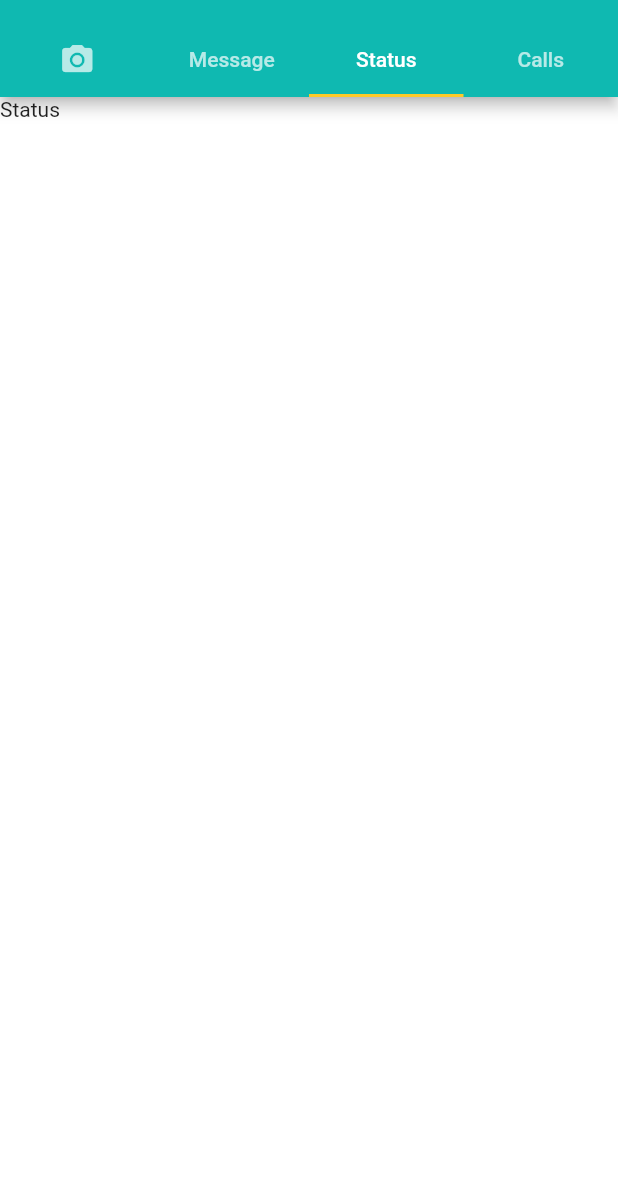
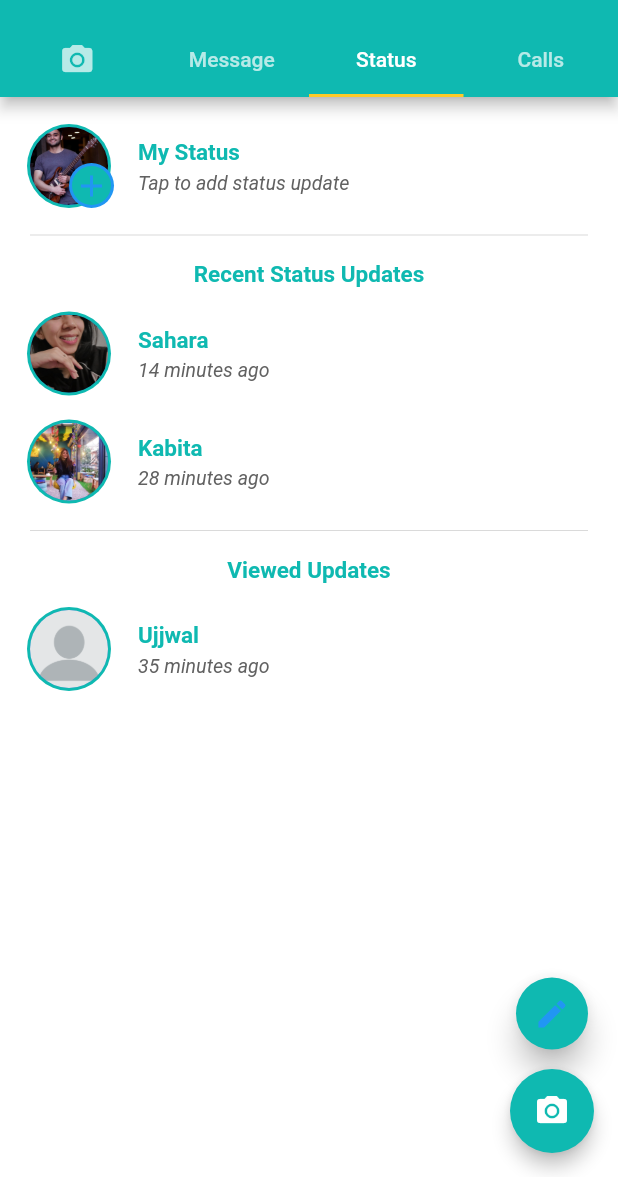
Before and after one commit to Prashanna1992/connect_app, a Flutter app: the HomeScreen screen opened directly with empty values, tab 3 chosen, on a phone screen of 412 x 824 dp, the part 59-1236 px from its top. Run offline on Flutter 3.47's test engine with Material 2 defaults, Android fonts, the phone set to English and light mode, and no system bars; our stand-ins replace camera, flutter_svg, socket_io_client, timeago, video_player; Roboto replaces fonts that are missing (Raleway).

```diff
--- /dev/null
+++ b/lib/CustomUI/StatusPage/ContactStatus.dart
@@ -0,0 +1,40 @@
+import 'package:flutter/material.dart';
+
+class ContactStatus extends StatelessWidget {
+  const ContactStatus(
+      {Key? key, required this.name, required this.updatedAt, this.image})
+      : super(key: key);
+  final String name;
+  final String updatedAt;
+  final String? image;
+
+  @override
+  Widget build(BuildContext context) {
+    return ListTile(
+      leading: CircleAvatar(
+        radius: 30,
+        backgroundColor: Theme.of(context).colorScheme.primary,
+        child: CircleAvatar(
+          radius: 26,
+          backgroundImage: image != null
+              ? AssetImage(image!)
+              : AssetImage("assets/nopic.png"),
+        ),
+      ),
+      title: Text(
+        name,
+        style: TextStyle(
+            fontSize: 15,
+            fontWeight: FontWeight.bold,
+            color: Theme.of(context).colorScheme.primary),
+      ),
+      subtitle: Text(
+        updatedAt,
+        style: TextStyle(
+            fontSize: 13,
+            color: Colors.grey.shade700,
+            fontStyle: FontStyle.italic),
+      ),
+    );
+  }
+}
--- /dev/null
+++ b/lib/CustomUI/StatusPage/HeadMyStatus.dart
@@ -0,0 +1,53 @@
+import 'package:flutter/cupertino.dart';
+import 'package:flutter/material.dart';
+
+class HeadMyStatus extends StatelessWidget {
+  const HeadMyStatus({Key? key}) : super(key: key);
+
+  @override
+  Widget build(BuildContext context) {
+    return ListTile(
+      title: Text(
+        "My Status",
+        style: TextStyle(
+            fontSize: 15,
+            fontWeight: FontWeight.bold,
+            color: Theme.of(context).colorScheme.primary),
+      ),
+      subtitle: Text(
+        "Tap to add status update",
+        style: TextStyle(
+            fontSize: 13,
+            color: Colors.grey.shade700,
+            fontStyle: FontStyle.italic),
+      ),
+      leading: Stack(
+        children: [
+          CircleAvatar(
+            radius: 30,
+            backgroundColor: Theme.of(context).colorScheme.primary,
+            child: const CircleAvatar(
+              radius: 26,
+              backgroundImage: AssetImage("assets/me.jpg"),
+            ),
+          ),
+          Positioned(
+            bottom: 0,
+            right: 0,
+            child: CircleAvatar(
+                backgroundColor: Theme.of(context).colorScheme.primaryVariant,
+                radius: 15,
+                child: CircleAvatar(
+                  backgroundColor: Theme.of(context).colorScheme.primary,
+                  radius: 13,
+                  child: Icon(
+                    Icons.add,
+                    color: Theme.of(context).colorScheme.primaryVariant,
+                  ),
+                )),
+          )
+        ],
+      ),
+    );
+  }
+}
--- a/lib/Model/MessageModel.dart
+++ b/lib/Model/MessageModel.dart
@@ -1,6 +1,6 @@
 class MessageModel {
   String type;
   String message;
-
-  MessageModel({required this.type, required this.message});
+  String time;
+  MessageModel({required this.type, required this.message, required this.time});
 }
--- /dev/null
+++ b/lib/Pages/StatusPage.dart
@@ -0,0 +1,106 @@
+import 'package:timeago/timeago.dart' as timeago;
+import 'package:flutter/material.dart';
+import 'package:pratham_app/CustomUI/StatusPage/ContactStatus.dart';
+import 'package:pratham_app/CustomUI/StatusPage/HeadMyStatus.dart';
+
+class StatusPage extends StatefulWidget {
+  StatusPage({Key? key}) : super(key: key);
+
+  @override
+  _StatusPageState createState() => _StatusPageState();
+}
+
+class _StatusPageState extends State<StatusPage> {
+  @override
+  Widget build(BuildContext context) {
+    return Scaffold(
+      floatingActionButton: Column(
+        mainAxisAlignment: MainAxisAlignment.end,
+        children: [
+          SizedBox(
+            height: 48,
+            child: FloatingActionButton(
+              backgroundColor: Theme.of(context).colorScheme.primary,
+              elevation: 8,
+              onPressed: () {},
+              child: Icon(
+                Icons.edit,
+                color: Theme.of(context).colorScheme.primaryVariant,
+              ),
+            ),
+          ),
+          const SizedBox(
+            height: 13,
+          ),
+          FloatingActionButton(
+            onPressed: () {},
+            backgroundColor: Theme.of(context).colorScheme.primary,
+            elevation: 5,
+            child: const Icon(Icons.camera_alt),
+          )
+        ],
+      ),
+      body: SingleChildScrollView(
+        child: Column(
+          children: [
+            const SizedBox(
+              height: 10,
+            ),
+            const HeadMyStatus(),
+            const Divider(
+              height: 20,
+              thickness: .1,
+              indent: 20,
+              endIndent: 20,
+              color: Colors.black,
+            ),
+            label("Recent Status Updates"),
+            ContactStatus(
+              name: "Sahara",
+              updatedAt: timeago
+                  .format(DateTime.now().subtract(const Duration(minutes: 14))),
+              image: "assets/motu.jpg",
+            ),
+            ContactStatus(
+              name: "Kabita",
+              updatedAt: timeago
+                  .format(DateTime.now().subtract(const Duration(minutes: 28))),
+              image: "assets/missramen.jpg",
+            ),
+            const Divider(
+              height: 20,
+              thickness: .1,
+              indent: 20,
+              endIndent: 20,
+              color: Colors.black,
+            ),
+            label("Viewed Updates"),
+            ContactStatus(
+              name: "Ujjwal",
+              updatedAt: timeago
+                  .format(DateTime.now().subtract(const Duration(minutes: 35))),
+            ),
+          ],
+        ),
+      ),
+    );
+  }
+
+  Widget label(String labelName) {
+    return Container(
+      alignment: Alignment.center,
+      height: 33,
+      width: MediaQuery.of(context).size.width,
+      child: Padding(
+        padding: const EdgeInsets.symmetric(horizontal: 13, vertical: 7),
+        child: Text(
+          labelName,
+          style: TextStyle(
+              fontSize: 15,
+              fontWeight: FontWeight.bold,
+              color: Theme.of(context).colorScheme.primary),
+        ),
+      ),
+    );
+  }
+}
--- a/lib/Screens/HomeScreen.dart
+++ b/lib/Screens/HomeScreen.dart
@@ -3,6 +3,7 @@ import 'package:flutter/material.dart';
 import 'package:pratham_app/Model/ChatModel.dart';
 import 'package:pratham_app/Pages/CameraPage.dart';
 import 'package:pratham_app/Pages/ChatPage.dart';
+import 'package:pratham_app/Pages/StatusPage.dart';
 
 class HomeScreen extends StatefulWidget {
   const HomeScreen({Key? key, required this.chats, required this.sourceChat})
@@ -97,7 +98,7 @@ class _HomeScreenState extends State<HomeScreen>
             chats: widget.chats,
             sourceChat: widget.sourceChat,
           ),
-          Text("Status"),
+          StatusPage(),
           Text("Calls")
         ],
       ),
--- a/pubspec.yaml
+++ b/pubspec.yaml
@@ -40,7 +40,8 @@ dependencies:
   path:
   video_player: ^2.2.15
   socket_io_client: ^1.0.2
-
+  intl: ^0.17.0
+  timeago: ^3.2.2
 
 dev_dependencies:
   flutter_test:
@@ -72,6 +73,7 @@ flutter:
     - assets/bg2.jpg
     - assets/images/
     - assets/icons/
+    - assets/
 
   # An image asset can refer to one or more resolution-specific "variants", see
   # https://flutter.dev/assets-and-images/#resolution-aware.
```
Also changed, not shown: lib/CustomUI/ReplyMessage.dart (+8 -6 lines), lib/CustomUI/UserMessage.dart (+10 -7 lines), lib/Screens/IndividualPage.dart (+40 -29 lines), assets/me.jpg (added), assets/missramen.jpg (added), assets/motu.jpg (added), assets/nopic.png (added).
